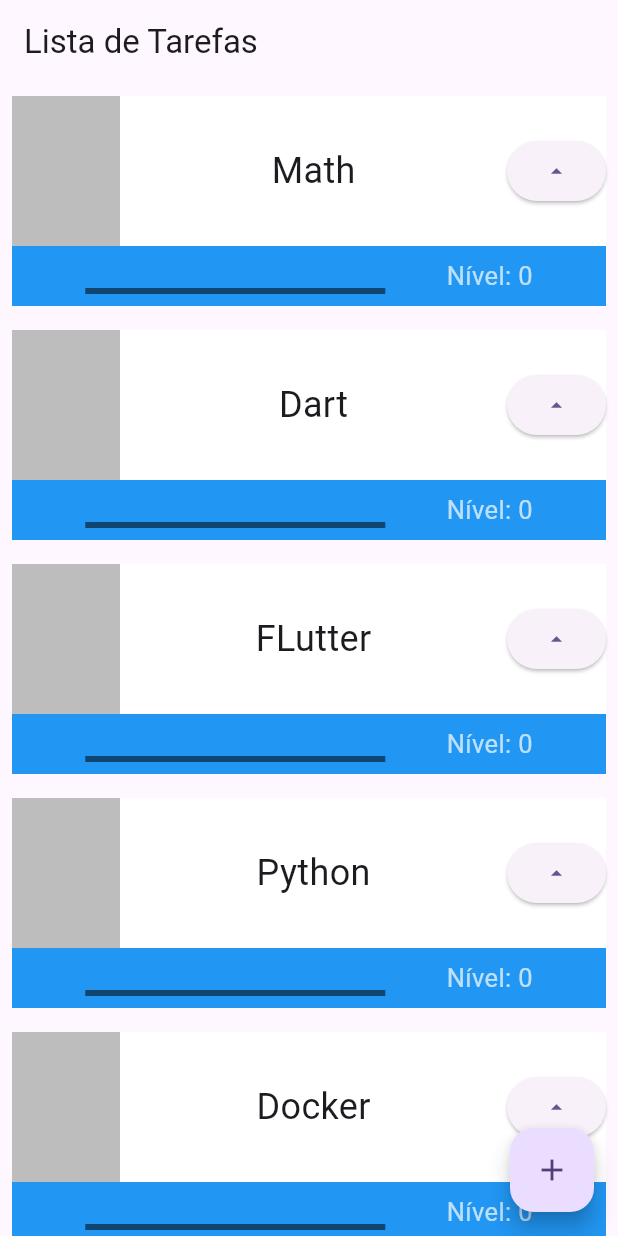
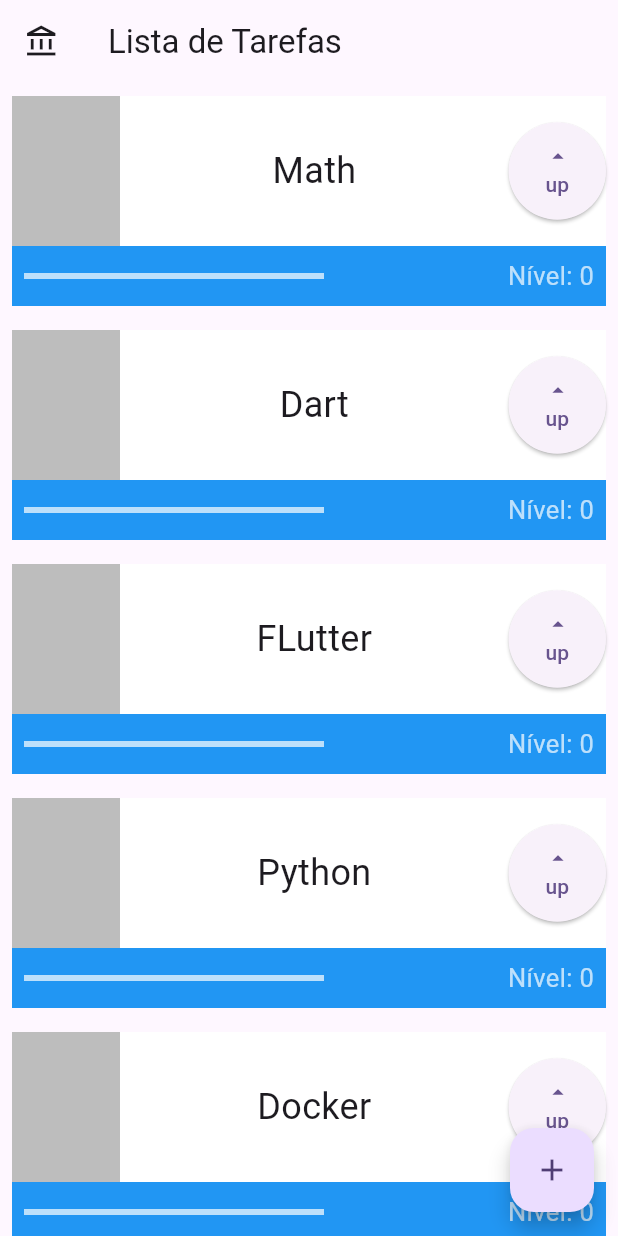
Before and after one commit to DanielBrown1998/lista_tarefas_alura_2025, a Flutter app: the screen it shows after launch, on a phone screen of 412 x 824 dp. Run offline on Flutter 3.47's test engine with Material 3 defaults, Android fonts, the phone set to English and light mode, and no system bars.

Commit message:
Enhance task UI with improved button layout and progress indicator styling

```diff
--- a/lib/main.dart
+++ b/lib/main.dart
@@ -1,3 +1,4 @@
+import 'package:flutter/cupertino.dart';
 import 'package:flutter/material.dart';
 
 void main() {
@@ -17,6 +18,7 @@
       ),
       home: Scaffold(
         appBar: AppBar(
+          leading: Icon(Icons.account_balance_outlined),
           title: const Text('Lista de Tarefas'),
             ),
         body: ListView(
@@ -84,13 +86,23 @@
                             ),
                           ),
                         ),
-                        ElevatedButton(
+                        SizedBox(
+                          height: 65,
+                          width: 65,
+                          child: ElevatedButton(
                             onPressed: () {
                               setState(() {
                                 lv++;
                               });
                             },
-                          child: const Icon(Icons.arrow_drop_up_outlined),
+                            child: Column(
+                              mainAxisAlignment: MainAxisAlignment.center,
+                              children: [
+                                const Icon(Icons.arrow_drop_up_outlined),
+                                const Text("up"),
+                              ],
+                            ),
+                          ),
                         ),
                       ],
                     ),
@@ -98,15 +110,16 @@
                   Padding(
                       padding: EdgeInsets.all(8.0),
                       child: Row(
-                          mainAxisAlignment: MainAxisAlignment.spaceEvenly,
-                          crossAxisAlignment: CrossAxisAlignment.end,
+                          mainAxisAlignment: MainAxisAlignment.spaceBetween,
+                          crossAxisAlignment: CrossAxisAlignment.center,
                           children: [
                             Container(
+                              alignment: Alignment.centerLeft,
                               width: 200,
                               child: LinearProgressIndicator(
-                                color: Colors.white70,
+                                color: Colors.black54,
                                 value: lv/20,
-                                backgroundColor: Colors.black54,
+                                backgroundColor: Colors.white70,
                               ),
                             ),
                             Text(
```
Lines whose indentation alone changed are shown as unchanged.
